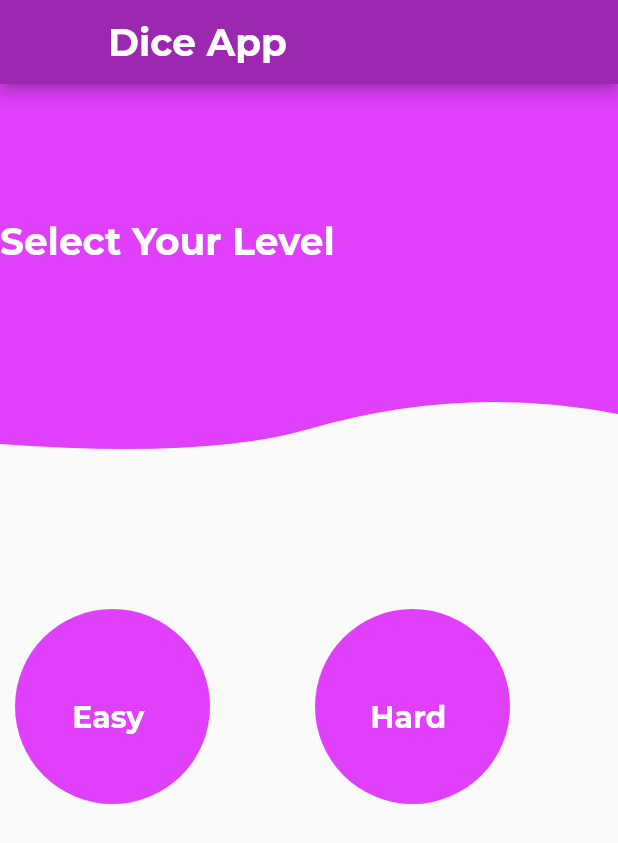
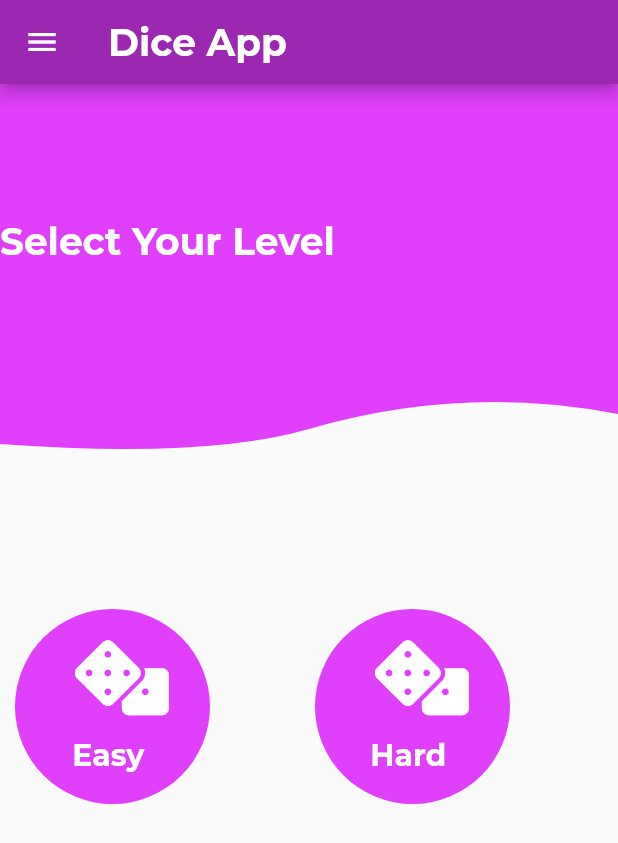
Before and after one commit to hasham827/secondsessional, a Flutter app: the screen it shows after launch, on a phone screen of 412 x 824 dp. Shown: the top 843 px of the screen. Run offline on Flutter 3.47's test engine with Material 2 defaults, Android fonts, the phone set to English and light mode, and no system bars; our stand-ins replace flutter_custom_clippers, font_awesome_flutter; project files that could hold a hidden picture were left out.

Commit message:
add icons on button

```diff
--- a/lib/home.dart
+++ b/lib/home.dart
@@ -12,9 +12,9 @@ class HomePage extends StatelessWidget {
             leading: GestureDetector(
                 onTap: () {
                },
-                //child: Icon(
-                  //Icons.menu_book,  // add custom icons also
-               // )
+                child: Icon(
+                  Icons.menu,  // add custom icons also
+                )
             )
         ),
         body: Stack(
@@ -50,7 +50,7 @@ class HomePage extends StatelessWidget {
                   child: Column( // Replace with a Row for horizontal icon + text
                     mainAxisAlignment: MainAxisAlignment.center,
                     children: <Widget>[
-                      //Icon(FontAwesomeIcons.dice,color: Colors.white,size: 50,),
+                      Icon(FontAwesomeIcons.dice,color: Colors.white,size: 50,),
                       SizedBox(height: 15,),
                       Text("Easy ",style: TextStyle(fontSize:20,color: Colors.white ,fontWeight:FontWeight.bold),
                       )
@@ -76,7 +76,7 @@ class HomePage extends StatelessWidget {
                 child: Column( // Replace with a Row for horizontal icon + text
                   mainAxisAlignment: MainAxisAlignment.center,
                   children: <Widget>[
-                    //Icon(FontAwesomeIcons.dice,color: Colors.white,size: 50,),
+                    Icon(FontAwesomeIcons.dice,color: Colors.white,size: 50,),
 
                     SizedBox(height: 15,),
                     Text("Hard ",style: TextStyle(fontSize:20,color: Colors.white ,fontWeight:FontWeight.bold),
```
